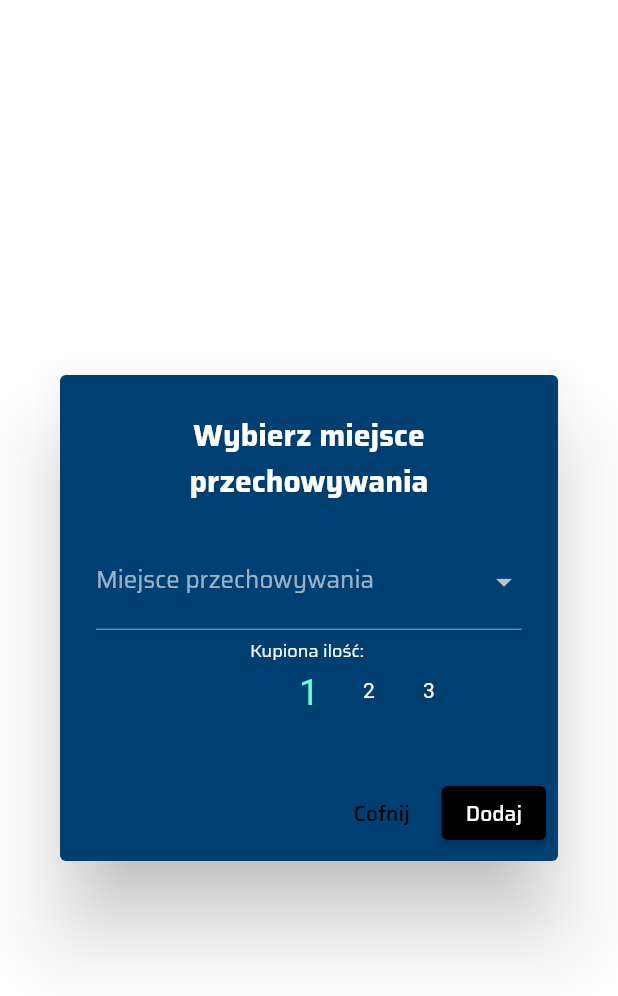
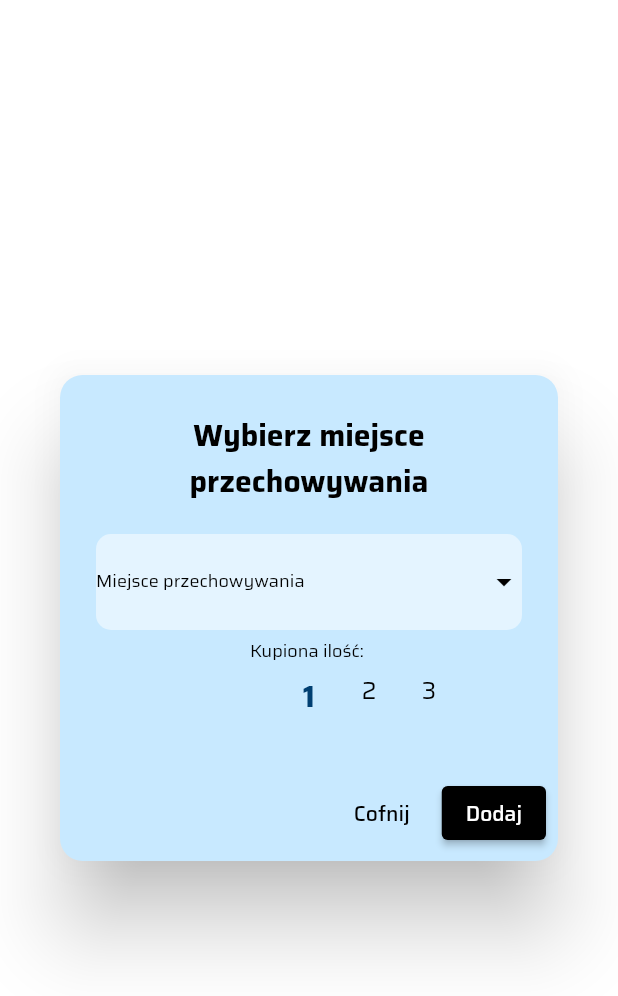
Before and after one commit to sebastiangirsza/ShopListApp, a Flutter app: the _AlertDialog widget shown alone on an empty page, opened directly with empty values, on a phone screen of 412 x 824 dp. Shown: the top 996 px of the screen. Run offline on Flutter 3.47's test engine with Material 2 defaults, Android fonts, the phone set to English and light mode, and no system bars; drawn by our look-alikes of numberpicker; our stand-ins replace cloud_firestore, file_picker, firebase_auth, firebase_core, firebase_storage, flutter_bloc and 2 more; accounts and stored records are empty.

Commit message:
Remove finded UI error

```diff
--- a/lib/app/home/pages/shop_list/categories/categories_widget_global.dart
+++ b/lib/app/home/pages/shop_list/categories/categories_widget_global.dart
@@ -360,10 +360,12 @@ class _AlertDialog extends StatelessWidget {
           return StatefulBuilder(
             builder: (BuildContext context, StateSetter setState) {
               return AlertDialog(
-                backgroundColor: const Color.fromARGB(255, 0, 63, 114),
+                shape: const RoundedRectangleBorder(
+                    borderRadius: BorderRadius.all(Radius.circular(15.0))),
+                backgroundColor: const Color.fromARGB(255, 200, 233, 255),
                 title: Text(
-                  style:
-                      GoogleFonts.getFont('Saira', fontWeight: FontWeight.bold),
+                  style: GoogleFonts.getFont('Saira',
+                      fontWeight: FontWeight.bold, color: Colors.black),
                   'Wybierz miejsce przechowywania',
                   textAlign: TextAlign.center,
                 ),
@@ -371,11 +373,23 @@ class _AlertDialog extends StatelessWidget {
                   height: (productTypeName != 'porcja (50 g)') ? 130 : 180,
                   child: ListView(
                     children: [
-                      DropdownButtonFormField(
+                      Container(
+                        decoration: BoxDecoration(
+                          borderRadius:
+                              const BorderRadius.all(Radius.circular(10)),
+                          color: Colors.white.withOpacity(0.5),
+                        ),
+                        child: DropdownButtonFormField(
                           decoration: InputDecoration(
+                              border: InputBorder.none,
                               label: Text(
-                                style: GoogleFonts.getFont('Saira'),
+                                  style: GoogleFonts.getFont('Saira',
+                                      color: Colors.black, fontSize: 12),
                                   'Miejsce przechowywania')),
+                          borderRadius: BorderRadius.circular(10),
+                          iconDisabledColor: Colors.black,
+                          iconEnabledColor: Colors.black,
+                          dropdownColor: Colors.white,
                           isExpanded: true,
                           value: storageName,
                           onChanged: (newProduct) {
@@ -393,13 +407,17 @@ class _AlertDialog extends StatelessWidget {
                             (storageName) {
                               return DropdownMenuItem<String>(
                                 value: storageName,
+                                child: Center(
                                   child: Text(
-                                style: GoogleFonts.getFont('Saira'),
+                                    style: GoogleFonts.getFont('Saira',
+                                        color: Colors.black, fontSize: 12),
                                     storageName,
+                                  ),
                                 ),
                               );
                             },
                           ).toList(),
+                        ),
                       ),
                       Column(
                         children: [
@@ -409,15 +427,21 @@ class _AlertDialog extends StatelessWidget {
                           (productTypeName != 'porcja (50 g)')
                               ? Text(
                                   style: GoogleFonts.getFont('Saira',
-                                      fontSize: 12),
+                                      fontSize: 12, color: Colors.black),
                                   'Kupiona ilość: ')
                               : Text(
                                   style: GoogleFonts.getFont('Saira',
-                                      fontSize: 12),
+                                      fontSize: 12, color: Colors.black),
                                   'Kupiona ilość porcji: '),
                           Padding(
                             padding: const EdgeInsets.all(5.0),
                             child: NumberPicker(
+                              textStyle: GoogleFonts.getFont('Saira',
+                                  fontSize: 16, color: Colors.black),
+                              selectedTextStyle: GoogleFonts.getFont('Saira',
+                                  fontSize: 20,
+                                  color: const Color.fromARGB(255, 0, 63, 114),
+                                  fontWeight: FontWeight.bold),
                               itemHeight: 24,
                               itemWidth: 40,
                               axis: Axis.horizontal,
@@ -440,7 +464,7 @@ class _AlertDialog extends StatelessWidget {
                                 ),
                                 Text(
                                     style: GoogleFonts.getFont('Saira',
-                                        fontSize: 12),
+                                        fontSize: 12, color: Colors.black),
                                     'Wielkość porcji: '),
                                 Padding(
                                   padding: const EdgeInsets.all(5.0),
```
Also changed, not shown: lib/app/home/pages/your_products/pages/storage.dart (+113 -105 lines). Lines whose indentation alone changed are shown as unchanged.
